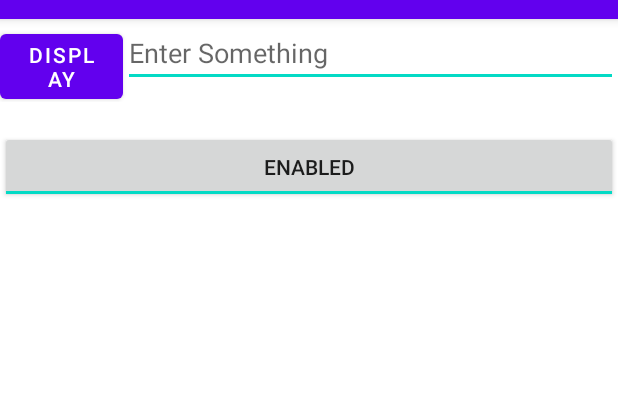
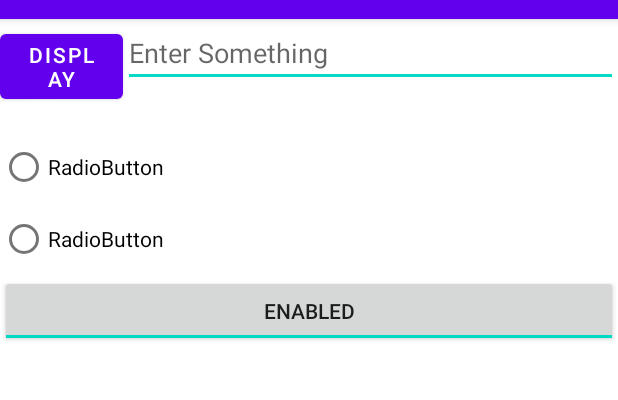
Before and after one commit to 19011785-Siew-YongYing/DemoSimpleClick, an Android app: the screen it shows after launch (MainActivity), after a tap on "DISPLAY", on a phone screen of 412 x 824 dp, the part 65-465 px from its top. Run offline under Robolectric (Android 15) with nearby library versions, the phone set to English and light mode, and no system bars; 2 statements that could not run were skipped.

Commit message:
SectionD - Making changes to Radio Button Gender

```diff
--- a/app/src/main/java/sg/edu/rp/c346/id19011785/demosimpleclick/MainActivity.java
+++ b/app/src/main/java/sg/edu/rp/c346/id19011785/demosimpleclick/MainActivity.java
@@ -5,6 +5,7 @@ import android.os.Bundle;
 import android.view.View;
 import android.widget.Button;
 import android.widget.EditText;
+import android.widget.RadioGroup;
 import android.widget.TextView;
 import android.widget.ToggleButton;
 
@@ -13,6 +14,7 @@ public class MainActivity extends AppCompatActivity {
     Button btnClick;
     EditText etInput;
     ToggleButton tbtn;
+    RadioGroup rgGender;
 
     @Override
     protected void onCreate(Bundle savedInstanceState) {
@@ -23,6 +25,7 @@ public class MainActivity extends AppCompatActivity {
         tvDisplay = findViewById(R.id.textViewDisplay);
         etInput = findViewById(R.id.editTextInput);
         tbtn = findViewById(R.id.toggleButtonEnabled);
+        rgGender = findViewById(R.id.radioGroupGender)
 
         btnClick.setOnClickListener(new View.OnClickListener() {
             @Override
@@ -46,5 +49,24 @@ public class MainActivity extends AppCompatActivity {
             }
         });
 
+        btnClick.setOnClickListener(new View.OnClickListener() {
+            @Override
+            public void onClick(View v) {
+                // Code for the action
+                String stringResponse = etInput.getText().toString();
+                int checkedRadioId = rgGender.getCheckedRadioButtonId();
+                if(checkedRadioId == R.id.radioButtonGenderMale){
+                    // Write the code when male selected
+
+                }
+                else{
+                    // Write the code when female selected
+
+                }
+                tvDisplay.setText(stringResponse);
+            }
+        });
+
+
     }
 }
--- a/app/src/main/res/layout/activity_main.xml
+++ b/app/src/main/res/layout/activity_main.xml
@@ -32,6 +32,24 @@
         android:layout_height="wrap_content"
         android:text="@string/show" />
 
+    <RadioGroup
+        android:id="@+id/radioGroupGender"
+        android:layout_width="wrap_content"
+        android:layout_height="wrap_content">
+
+        <RadioButton
+            android:id="@+id/radioButtonGenderMale"
+            android:layout_width="match_parent"
+            android:layout_height="wrap_content"
+            android:text="RadioButton" />
+
+        <RadioButton
+            android:id="@+id/radioButtonGenderFemale"
+            android:layout_width="match_parent"
+            android:layout_height="wrap_content"
+            android:text="RadioButton" />
+    </RadioGroup>
+
     <ToggleButton
         android:id="@+id/toggleButtonEnabled"
         android:layout_width="match_parent"
```
